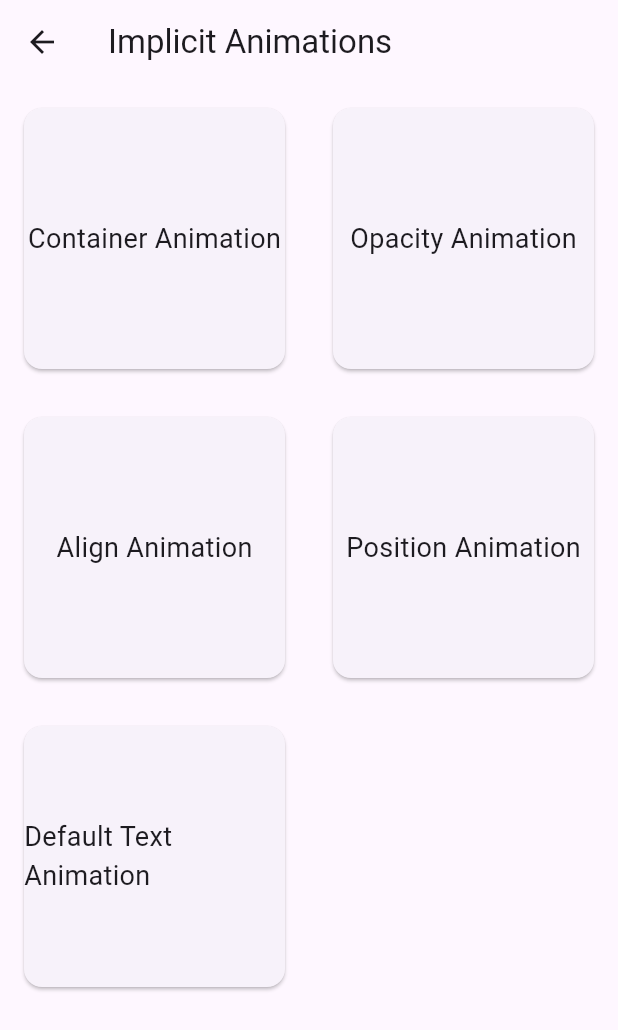
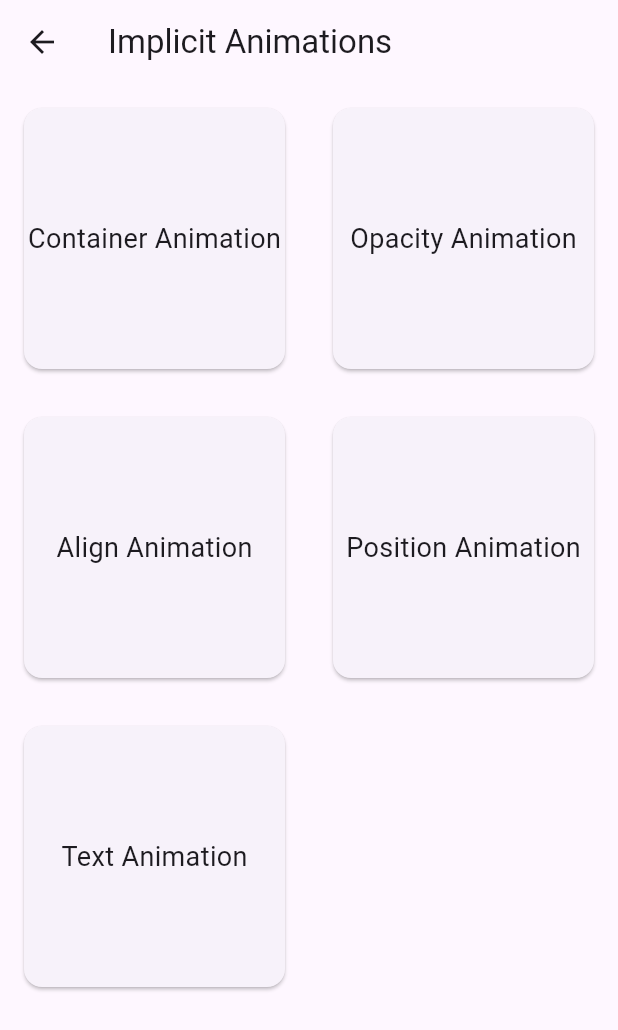
Before and after one commit to shohan-dev/Flutter-Project, a Flutter app: the ImplicitAnimationsScreen screen opened directly, on a phone screen of 412 x 824 dp. Shown: the top 1030 px of the screen. Run offline on Flutter 3.47's test engine with Material 3 defaults, Android fonts, the phone set to English and light mode, and no system bars.

Commit message:
complete ImplicitAnimationsScreen

```diff
--- a/Animation/lib/Screen/ImplicitAnimationsScreen/ImplicitAnimationsScreen.dart
+++ b/Animation/lib/Screen/ImplicitAnimationsScreen/ImplicitAnimationsScreen.dart
@@ -19,7 +19,7 @@ class ImplicitAnimationsScreen extends StatelessWidget {
     'Opacity Animation',
     'Align Animation',
     'Position Animation',
-    'Default Text Animation',
+    'Text Animation',
   ];
 
   @override
```
